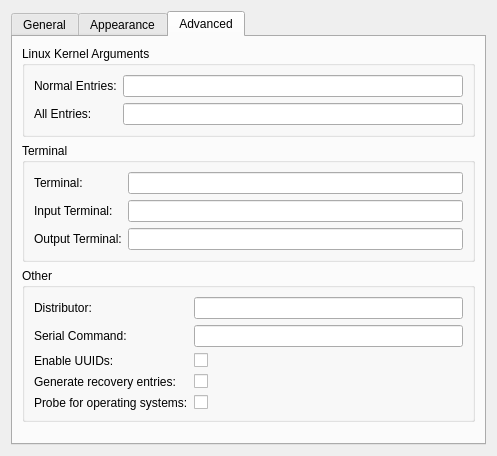
Qt form ui/kcm_grub2.ui (KDE/kcm-grub2) before a commit.
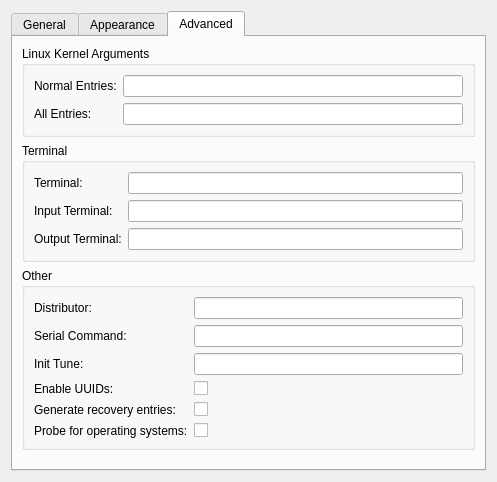
The same form after that commit. The open tabs and pages were chosen to show the change. Custom widgets are drawn as their Qt base class.

Commit message:
*ADDED: Support for GRUB_INIT_TUNE.
Change some default values.

```diff
--- a/ui/kcm_grub2.ui
+++ b/ui/kcm_grub2.ui
@@ -7,7 +7,7 @@
     <x>0</x>
     <y>0</y>
     <width>488</width>
-    <height>456</height>
+    <height>482</height>
    </rect>
   </property>
   <layout class="QGridLayout" name="gridLayout_6">
@@ -495,33 +495,43 @@
            <widget class="QLineEdit" name="lineEdit_serial"/>
           </item>
           <item row="2" column="0">
+           <widget class="QLabel" name="label">
+            <property name="text">
+             <string>Init Tune:</string>
+            </property>
+           </widget>
+          </item>
+          <item row="2" column="1">
+           <widget class="QLineEdit" name="lineEdit_initTune"/>
+          </item>
+          <item row="3" column="0">
            <widget class="QLabel" name="label_uuid">
             <property name="text">
              <string comment="@option:check">Enable UUIDs:</string>
             </property>
            </widget>
           </item>
-          <item row="2" column="1">
+          <item row="3" column="1">
            <widget class="QCheckBox" name="checkBox_uuid"/>
           </item>
-          <item row="3" column="0">
+          <item row="4" column="0">
            <widget class="QLabel" name="label_recovery">
             <property name="text">
              <string comment="@option:check">Generate recovery entries:</string>
             </property>
            </widget>
           </item>
-          <item row="3" column="1">
+          <item row="4" column="1">
            <widget class="QCheckBox" name="checkBox_recovery"/>
           </item>
-          <item row="4" column="0">
+          <item row="5" column="0">
            <widget class="QLabel" name="label_osProber">
             <property name="text">
              <string comment="@option:check">Probe for operating systems:</string>
             </property>
            </widget>
           </item>
-          <item row="4" column="1">
+          <item row="5" column="1">
            <widget class="QCheckBox" name="checkBox_osProber"/>
           </item>
          </layout>
```
The commit also changes 2 other files.
